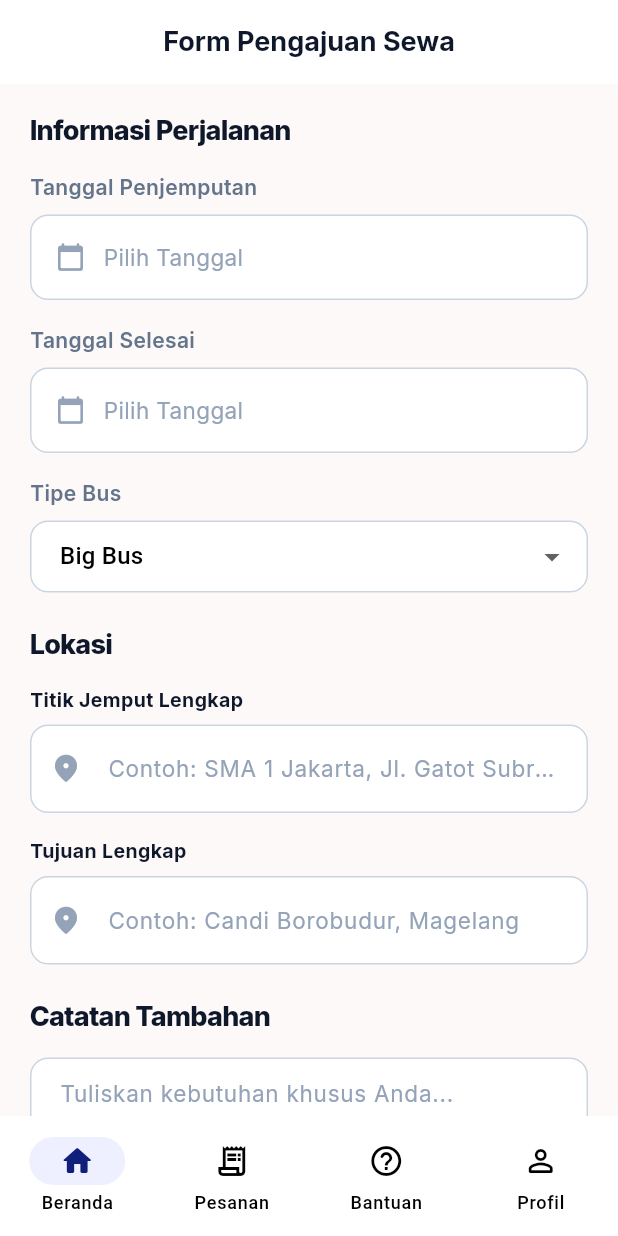
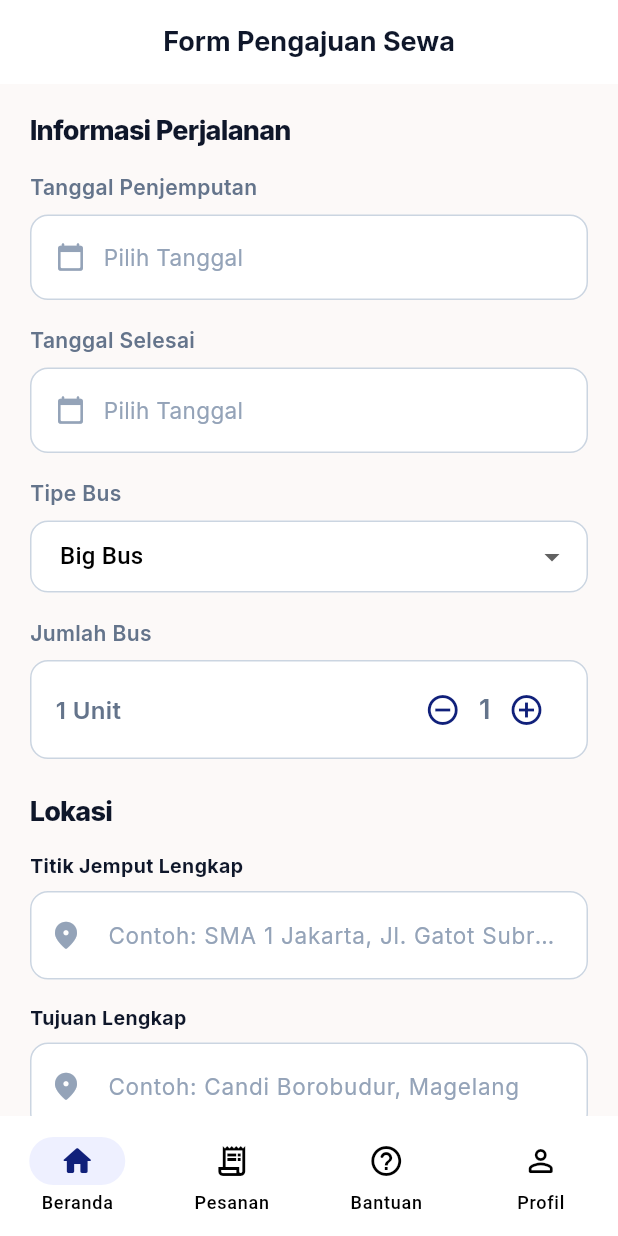
Before and after one commit to Rangga11268/tunggal_jaya_mobile, a Flutter app: the CharterRequestPage screen opened by its route, on a phone screen of 412 x 824 dp. Run offline on Flutter 3.47's test engine with Material 3 defaults, Android fonts, the light colour scheme and no system bars; our stand-ins replace dio, flutter_dotenv, flutter_riverpod, go_router, google_fonts, lucide_icons_flutter and 3 more; missing offline and left inert: midtrans_sdk, pusher_channels_flutter; accounts and stored records are empty.

Commit message:
Add bus count to charter request

```diff
--- /dev/null
+++ b/devtools_options.yaml
@@ -0,0 +1,3 @@
+description: This file stores settings for Dart & Flutter DevTools.
+documentation: https://docs.flutter.dev/tools/devtools/extensions#configure-extension-enablement-states
+extensions:
--- a/lib/features/charter/presentation/pages/charter_request_page.dart
+++ b/lib/features/charter/presentation/pages/charter_request_page.dart
@@ -33,6 +33,7 @@ class _CharterRequestPageState extends ConsumerState<CharterRequestPage> {
   final _notesCtrl = TextEditingController();
 
   String _selectedBusType = 'Big Bus';
+  int _busCount = 1;
   final List<String> _busTypes = ['Big Bus', 'Big Bus (Leg Rest)', 'Medium Bus'];
 
   @override
@@ -102,6 +103,7 @@ class _CharterRequestPageState extends ConsumerState<CharterRequestPage> {
         'pickup_location': _pickupLocationCtrl.text,
         'destination': _destinationCtrl.text,
         'bus_type_requested': _selectedBusType,
+        'bus_count': _busCount,
         'notes': _notesCtrl.text,
       };
 
@@ -188,6 +190,38 @@ class _CharterRequestPageState extends ConsumerState<CharterRequestPage> {
                 onChanged: (val) {
                   if (val != null) setState(() => _selectedBusType = val);
                 },
+              ),
+              const SizedBox(height: 16),
+
+              // Bus Count Stepper
+              Text('Jumlah Bus', style: authBodyStyle(size: 14, weight: FontWeight.w600)),
+              const SizedBox(height: 8),
+              Container(
+                decoration: BoxDecoration(
+                  color: Colors.white,
+                  border: Border.all(color: AuthPalette.border),
+                  borderRadius: BorderRadius.circular(12),
+                ),
+                padding: const EdgeInsets.symmetric(horizontal: 16, vertical: 8),
+                child: Row(
+                  mainAxisAlignment: MainAxisAlignment.spaceBetween,
+                  children: [
+                    Text('$_busCount Unit', style: authBodyStyle(size: 16, weight: FontWeight.w600)),
+                    Row(
+                      children: [
+                        IconButton(
+                          onPressed: _busCount > 1 ? () => setState(() => _busCount--) : null,
+                          icon: const Icon(Icons.remove_circle_outline, color: AppColors.primary),
+                        ),
+                        Text('$_busCount', style: authBodyStyle(size: 18, weight: FontWeight.w600)),
+                        IconButton(
+                          onPressed: () => setState(() => _busCount++),
+                          icon: const Icon(Icons.add_circle_outline, color: AppColors.primary),
+                        ),
+                      ],
+                    )
+                  ],
+                ),
               ),
               const SizedBox(height: 24),
 
```
